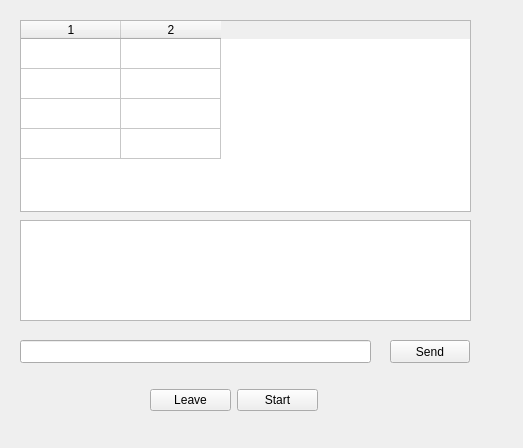
Before: the Qt Designer form ui/ChatMenu.ui in francois-berder/battletank, drawn with Qt 5.
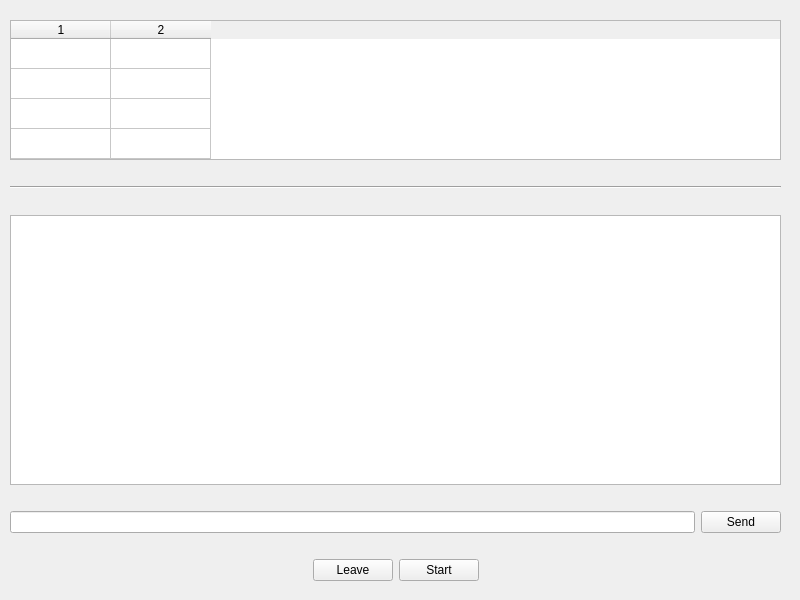
After: the same form once the commit is applied.

Diff of the .ui file:
```diff
--- a/ui/ChatMenu.ui
+++ b/ui/ChatMenu.ui
@@ -6,83 +6,36 @@
    <rect>
     <x>0</x>
     <y>0</y>
-    <width>523</width>
-    <height>448</height>
+    <width>800</width>
+    <height>600</height>
    </rect>
   </property>
   <property name="windowTitle">
    <string>Form</string>
   </property>
-  <widget class="QTextEdit" name="text">
+  <widget class="QWidget" name="verticalLayoutWidget">
    <property name="geometry">
     <rect>
-     <x>20</x>
-     <y>220</y>
-     <width>451</width>
-     <height>101</height>
-    </rect>
-   </property>
-   <property name="readOnly">
-    <bool>true</bool>
-   </property>
-  </widget>
-  <widget class="QLineEdit" name="textToSend">
-   <property name="geometry">
-    <rect>
-     <x>20</x>
-     <y>340</y>
-     <width>351</width>
-     <height>23</height>
-    </rect>
-   </property>
-  </widget>
-  <widget class="QPushButton" name="sendButton">
-   <property name="geometry">
-    <rect>
-     <x>390</x>
-     <y>340</y>
-     <width>80</width>
-     <height>23</height>
-    </rect>
-   </property>
-   <property name="text">
-    <string>Send</string>
-   </property>
-  </widget>
-  <widget class="QWidget" name="horizontalLayoutWidget">
-   <property name="geometry">
-    <rect>
-     <x>150</x>
-     <y>380</y>
-     <width>168</width>
-     <height>41</height>
-    </rect>
-   </property>
-   <layout class="QHBoxLayout" name="horizontalLayout">
-    <item>
-     <widget class="QPushButton" name="leaveButton">
-      <property name="text">
-       <string>Leave</string>
-      </property>
-     </widget>
-    </item>
-    <item>
-     <widget class="QPushButton" name="startButton">
-      <property name="text">
-       <string>Start</string>
-      </property>
-     </widget>
-    </item>
-   </layout>
-  </widget>
-  <widget class="QTableWidget" name="players">
-   <property name="geometry">
-    <rect>
-     <x>20</x>
+     <x>10</x>
      <y>20</y>
-     <width>451</width>
-     <height>192</height>
+     <width>771</width>
+     <height>561</height>
     </rect>
+   </property>
+   <layout class="QVBoxLayout" name="verticalLayout">
+    <item>
+     <widget class="QTableWidget" name="players">
+      <property name="sizePolicy">
+       <sizepolicy hsizetype="Expanding" vsizetype="Fixed">
+        <horstretch>0</horstretch>
+        <verstretch>0</verstretch>
+       </sizepolicy>
+      </property>
+      <property name="maximumSize">
+       <size>
+        <width>16777215</width>
+        <height>140</height>
+       </size>
    </property>
    <property name="editTriggers">
     <set>QAbstractItemView::NoEditTriggers</set>
@@ -117,6 +70,145 @@
    <row/>
    <column/>
    <column/>
+     </widget>
+    </item>
+    <item>
+     <spacer name="verticalSpacer_4">
+      <property name="orientation">
+       <enum>Qt::Vertical</enum>
+      </property>
+      <property name="sizeType">
+       <enum>QSizePolicy::Maximum</enum>
+      </property>
+      <property name="sizeHint" stdset="0">
+       <size>
+        <width>20</width>
+        <height>20</height>
+       </size>
+      </property>
+     </spacer>
+    </item>
+    <item>
+     <widget class="Line" name="line">
+      <property name="orientation">
+       <enum>Qt::Horizontal</enum>
+      </property>
+     </widget>
+    </item>
+    <item>
+     <spacer name="verticalSpacer">
+      <property name="orientation">
+       <enum>Qt::Vertical</enum>
+      </property>
+      <property name="sizeType">
+       <enum>QSizePolicy::Maximum</enum>
+      </property>
+      <property name="sizeHint" stdset="0">
+       <size>
+        <width>20</width>
+        <height>20</height>
+       </size>
+      </property>
+     </spacer>
+    </item>
+    <item>
+     <widget class="QTextEdit" name="text">
+      <property name="readOnly">
+       <bool>true</bool>
+      </property>
+     </widget>
+    </item>
+    <item>
+     <spacer name="verticalSpacer_2">
+      <property name="orientation">
+       <enum>Qt::Vertical</enum>
+      </property>
+      <property name="sizeType">
+       <enum>QSizePolicy::Maximum</enum>
+      </property>
+      <property name="sizeHint" stdset="0">
+       <size>
+        <width>20</width>
+        <height>20</height>
+       </size>
+      </property>
+     </spacer>
+    </item>
+    <item>
+     <layout class="QHBoxLayout" name="horizontalLayout_2">
+      <item>
+       <widget class="QLineEdit" name="textToSend"/>
+      </item>
+      <item>
+       <widget class="QPushButton" name="sendButton">
+        <property name="text">
+         <string>Send</string>
+        </property>
+       </widget>
+      </item>
+     </layout>
+    </item>
+    <item>
+     <spacer name="verticalSpacer_3">
+      <property name="orientation">
+       <enum>Qt::Vertical</enum>
+      </property>
+      <property name="sizeType">
+       <enum>QSizePolicy::Maximum</enum>
+      </property>
+      <property name="sizeHint" stdset="0">
+       <size>
+        <width>20</width>
+        <height>20</height>
+       </size>
+      </property>
+     </spacer>
+    </item>
+    <item>
+     <layout class="QHBoxLayout" name="horizontalLayout">
+      <item>
+       <spacer name="horizontalSpacer">
+        <property name="orientation">
+         <enum>Qt::Horizontal</enum>
+        </property>
+        <property name="sizeHint" stdset="0">
+         <size>
+          <width>40</width>
+          <height>20</height>
+         </size>
+        </property>
+       </spacer>
+      </item>
+      <item>
+       <widget class="QPushButton" name="leaveButton">
+        <property name="text">
+         <string>Leave</string>
+        </property>
+       </widget>
+      </item>
+      <item>
+       <widget class="QPushButton" name="startButton">
+        <property name="text">
+         <string>Start</string>
+        </property>
+       </widget>
+      </item>
+      <item>
+       <spacer name="horizontalSpacer_2">
+        <property name="orientation">
+         <enum>Qt::Horizontal</enum>
+        </property>
+        <property name="sizeHint" stdset="0">
+         <size>
+          <width>40</width>
+          <height>20</height>
+         </size>
+        </property>
+       </spacer>
+      </item>
+     </layout>
+    </item>
+   </layout>
   </widget>
  </widget>
  <resources/>
```
Lines whose indentation alone changed are shown as unchanged.
